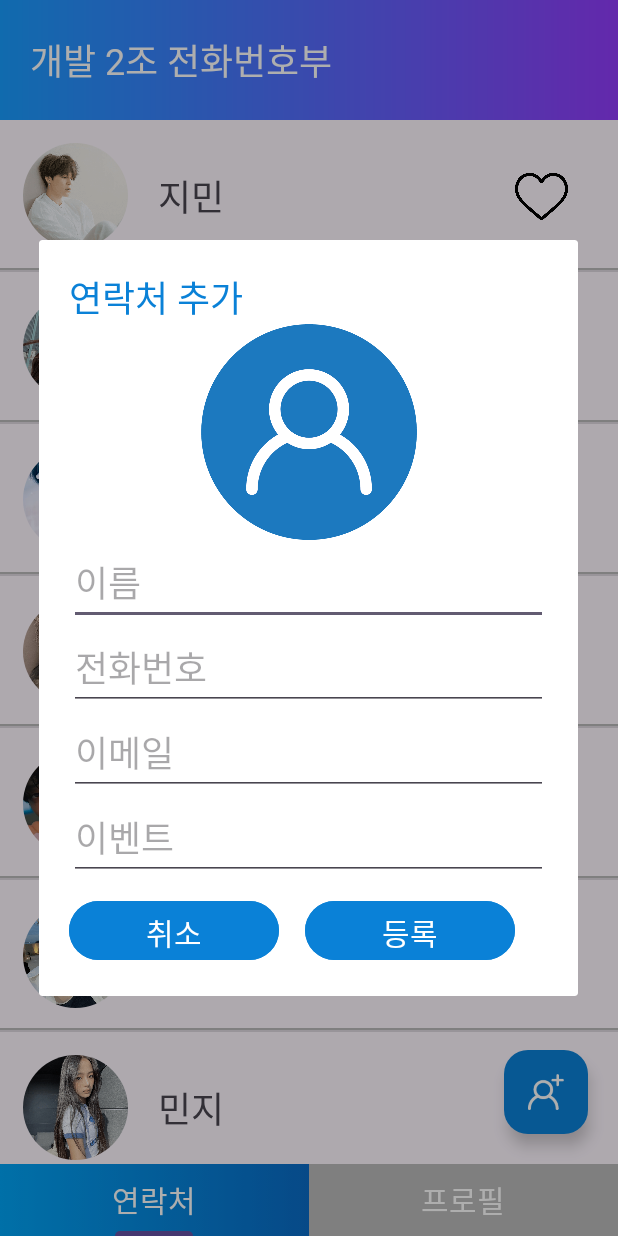
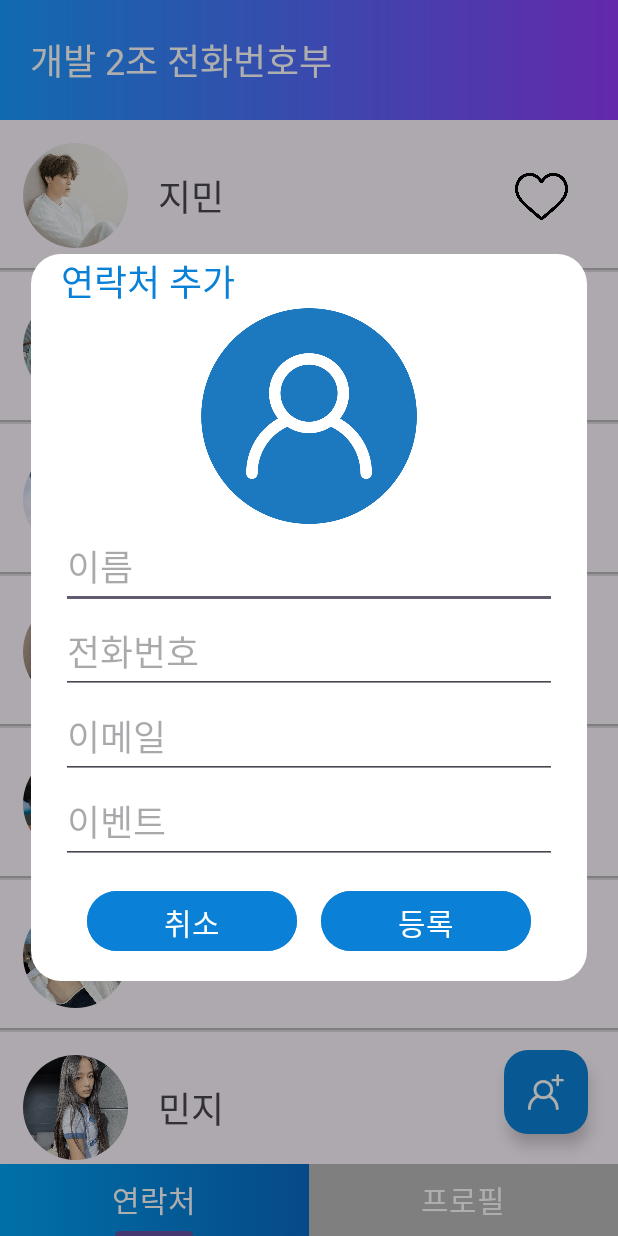
Before and after one commit to Jisung15/Contact-App, an Android app: the screen it shows after launch (MainActivity), after a tap on an icon or button, on a phone screen of 412 x 824 dp. Run offline under Robolectric (Android 15) with nearby library versions, the phone set to English and light mode, and no system bars; our stand-ins replace CircleImageView.

Commit message:
style: 연락처 추가 다이얼로그 수정

```diff
--- a/app/src/main/java/com/example/contactapp/contact/AddContactActivity.kt
+++ b/app/src/main/java/com/example/contactapp/contact/AddContactActivity.kt
@@ -5,20 +5,18 @@ import android.content.Intent
 import android.content.pm.PackageManager
 import android.net.Uri
 import android.os.Bundle
-import android.widget.ImageView
 import android.widget.Toast
 import androidx.activity.result.ActivityResultLauncher
 import androidx.activity.result.contract.ActivityResultContracts
 import androidx.appcompat.app.AppCompatActivity
 import androidx.core.content.ContextCompat
-import com.example.contactapp.R
-import com.example.contactapp.databinding.AddcontactBinding
+import com.example.contactapp.databinding.AddContactDialogBinding
 
 class AddContactActivity : AppCompatActivity() {
 
     private var selectedUri: Uri? = null
     private lateinit var imagePickerLauncher: ActivityResultLauncher<Intent>
-    private val binding by lazy { AddcontactBinding.inflate(layoutInflater) }
+    private val binding by lazy { AddContactDialogBinding.inflate(layoutInflater) }
     override fun onCreate(savedInstanceState: Bundle?) {
         super.onCreate(savedInstanceState)
         setContentView(binding.root)
@@ -30,7 +28,6 @@ class AddContactActivity : AppCompatActivity() {
                 val uri = result.data?.data
                 if (uri != null) {
                     binding.addProfileImage.setImageURI(uri)
-//                    findViewById<ImageView>(R.id.addProfileImage).setImageURI(uri)
                     selectedUri = uri
                 } else {
                     Toast.makeText(this, "사진을 가져오지 못했습니다", Toast.LENGTH_SHORT).show()
@@ -41,7 +38,6 @@ class AddContactActivity : AppCompatActivity() {
         }
 
         val addProfileImage = binding.addProfileImage
-//        val addProfileImage = findViewById<ImageView>(R.id.addProfileImage)
         addProfileImage.setOnClickListener {
             when {
                 ContextCompat.checkSelfPermission(this, android.Manifest.permission.READ_EXTERNAL_STORAGE) == PackageManager.PERMISSION_GRANTED -> {
--- a/app/src/main/java/com/example/contactapp/contact/ContactFragment.kt
+++ b/app/src/main/java/com/example/contactapp/contact/ContactFragment.kt
@@ -1,13 +1,17 @@
 package com.example.contactapp.contact
 
+import android.app.ActionBar.LayoutParams
 import android.content.Intent
 import android.content.pm.PackageManager
+import android.graphics.Color
+import android.graphics.drawable.ColorDrawable
 import android.net.Uri
 import android.os.Bundle
 import android.view.LayoutInflater
 import android.view.View
 import android.view.ViewGroup
 import android.widget.Toast
+import androidx.appcompat.app.AlertDialog
 import androidx.core.app.ActivityCompat
 import androidx.core.content.ContextCompat
 import androidx.fragment.app.Fragment
@@ -15,17 +19,16 @@ import androidx.recyclerview.widget.DividerItemDecoration
 import androidx.recyclerview.widget.ItemTouchHelper
 import androidx.recyclerview.widget.LinearLayoutManager
 import com.example.contactapp.R
-import androidx.appcompat.app.AlertDialog
-import com.example.contactapp.databinding.AddcontactBinding
+import com.example.contactapp.databinding.AddContactDialogBinding
 import com.example.contactapp.databinding.FragmentContactBinding
 
 class ContactFragment : Fragment(R.layout.fragment_contact), ItemTouchHelperListener {
 
     private var _binding: FragmentContactBinding? = null
     private val binding get() = _binding!!
-    private val CALL = 1
     private lateinit var adapter: ArticleAdapter
     private var itemList = mutableListOf<ArticleModel>()
+    private val CALL = 1
 
     override fun onCreateView(
         inflater: LayoutInflater,
@@ -34,6 +37,7 @@ class ContactFragment : Fragment(R.layout.fragment_contact), ItemTouchHelperList
     ): View {
         _binding = FragmentContactBinding.inflate(inflater, container, false)
 
+        // 연락처 더미 데이터
         itemList = listOf(
             ArticleModel("지민", "010-1234-1234", "spara@gmail.com", R.drawable.jimin),
             ArticleModel("장원영", "010-1234-1243", "sparta@gmail.com", R.drawable.wonyoung),
@@ -44,33 +48,39 @@ class ContactFragment : Fragment(R.layout.fragment_contact), ItemTouchHelperList
             ArticleModel("민지", "010-1234-6587", "sparta@gmail.com", R.drawable.minji)
         ) as MutableList<ArticleModel>
 
+        // RecyclerView 어댑터 설정
         adapter = ArticleAdapter(this)
         adapter.submitList(itemList)
         binding.articleRecyclerView.layoutManager = LinearLayoutManager(requireContext())
         binding.articleRecyclerView.adapter = adapter
-
         binding.articleRecyclerView.addItemDecoration(DividerItemDecoration(requireActivity(), LinearLayoutManager.VERTICAL))
 
+        // 연락처 드래그 동작 정의
         val itemTouchHelperCallBack = ItemTouchHelperCallBack(this)
         val itemTouchHelper = ItemTouchHelper(itemTouchHelperCallBack)
         itemTouchHelper.attachToRecyclerView(binding.articleRecyclerView)
 
+        // 연락처 추가 버튼 눌렀을 때
         binding.addFloatingButton.setOnClickListener {
-            // 다이얼로그를 여기로 옮김
-            // 데이터를 입력하면 어댑터로 추가되는 것 구현 해야 되는 상황입니다
-//            val dialogView = LayoutInflater.from(requireContext()).inflate(R.layout.addcontact, null)
-            val binding = AddcontactBinding.inflate(LayoutInflater.from(requireContext()))
+
+            // 연락처 추가 다이얼로그 생성
             val builder = AlertDialog.Builder(requireContext())
+            val binding = AddContactDialogBinding.inflate(LayoutInflater.from(requireContext()))
             builder.setView(binding.root)
             val dialog = builder.create()
+            dialog.window?.setBackgroundDrawable(ColorDrawable(Color.TRANSPARENT))
             dialog.show()
+            dialog.window?.setLayout(
+                (requireContext().resources.displayMetrics.widthPixels * 0.9).toInt(),
+                LayoutParams.WRAP_CONTENT
+           )
 
-            val finishButton = binding.finishButton
-//            val finishButton = dialogView.findViewById<Button>(R.id.finishButton)
-            finishButton.setOnClickListener {
+            // 취소 누르면 다이얼로그 종료
+            binding.finishButton.setOnClickListener {
                 dialog.dismiss()
             }
 
+            // 등록 버튼 누르면 연락처 추가
             val addButton = binding.submitButton
             addButton.setOnClickListener {
                 val name = binding.addNameEditText.text.toString()
@@ -78,6 +88,7 @@ class ContactFragment : Fragment(R.layout.fragment_contact), ItemTouchHelperList
                 val email = binding.addMailEditText.text.toString()
                 val image = R.drawable.karina
 
+                // 유효성 검사 구문
                 if (name.isNotEmpty() && phoneNumber.isNotEmpty() && email.isNotEmpty()) {
                     val newItem = ArticleModel(name, phoneNumber, email, image)
                     val updatedList = mutableListOf(newItem)
@@ -85,7 +96,7 @@ class ContactFragment : Fragment(R.layout.fragment_contact), ItemTouchHelperList
                     adapter.submitList(updatedList)
                     dialog.dismiss()
                 } else {
-                    Toast.makeText(requireContext(), "모든 내용을 입력해야 추가가 가능합니다.", Toast.LENGTH_SHORT).show()
+                    Toast.makeText(requireContext(), "모든 내용을 입력해야 연락처 추가가 가능합니다.", Toast.LENGTH_SHORT).show()
                 }
             }
         }
@@ -93,6 +104,7 @@ class ContactFragment : Fragment(R.layout.fragment_contact), ItemTouchHelperList
         return binding.root
     }
 
+    // 연락처 드래그 시 권한 허용 여부에 따른 동작 정의
     override fun onItemSwipe(position: Int) {
         if (ContextCompat.checkSelfPermission(requireContext(), android.Manifest.permission.CALL_PHONE) == PackageManager.PERMISSION_GRANTED) {
             val intent = Intent(Intent.ACTION_CALL, Uri.parse("tel: ${itemList[position].phoneNumber}"))
@@ -104,22 +116,7 @@ class ContactFragment : Fragment(R.layout.fragment_contact), ItemTouchHelperList
         }
     }
 
-//    private fun showDialog() {
-////        val dialogView = LayoutInflater.from(requireContext()).inflate(R.layout.addcontact, null)
-//        val binding = AddcontactBinding.inflate(LayoutInflater.from(requireContext()))
-//        val builder = AlertDialog.Builder(requireContext())
-//        builder.setView(binding.root)
-//        val dialog = builder.create()
-//        dialog.show()
-//
-//        val finishButton = binding.finishButton
-////        val finishButton = dialogView.findViewById<Button>(R.id.finishButton)
-//        finishButton.setOnClickListener {
-//            dialog.dismiss()
-//        }
-//
-//    }
-
+    // 권한 요청
     override fun onRequestPermissionsResult(requestCode: Int, permissions: Array<out String>, grantResults: IntArray) {
         if (requestCode == CALL) {
             if (grantResults[0] == PackageManager.PERMISSION_GRANTED) {
@@ -129,9 +126,4 @@ class ContactFragment : Fragment(R.layout.fragment_contact), ItemTouchHelperList
             }
         }
     }
-
-    override fun onDestroyView() {
-        super.onDestroyView()
-        _binding = null
-    }
 }
--- /dev/null
+++ b/app/src/main/res/drawable/rounded_background.xml
@@ -0,0 +1,6 @@
+<?xml version="1.0" encoding="utf-8"?>
+<shape xmlns:android="http://schemas.android.com/apk/res/android"
+    android:shape="rectangle">
+    <solid android:color="@color/white" />
+    <corners android:radius="20dp" />
+</shape>
--- a/app/src/main/res/layout/addcontact.xml
+++ b/app/src/main/res/layout/add_contact_dialog.xml
@@ -1,9 +1,14 @@
 <?xml version="1.0" encoding="utf-8"?>
+
 <androidx.constraintlayout.widget.ConstraintLayout xmlns:android="http://schemas.android.com/apk/res/android"
     xmlns:app="http://schemas.android.com/apk/res-auto"
-    android:layout_width="337dp"
+    android:layout_width="match_parent"
     android:layout_height="wrap_content"
-    android:padding="20dp">
+    android:background="@drawable/rounded_background"
+    android:paddingLeft="20dp"
+    android:paddingRight="20dp"
+    android:paddingBottom="10dp"
+    >
 
     <TextView
         android:id="@+id/addTitleText"
@@ -12,7 +17,9 @@
         android:fontFamily="@font/notosans_bold"
         android:text="@string/add_phone_number"
         android:textColor="#0A81D7"
-        android:textSize="24sp" />
+        android:textSize="24sp"
+        app:layout_constraintStart_toStartOf="parent"
+        app:layout_constraintTop_toTopOf="parent" />
 
     <ImageView
         android:id="@+id/addProfileImage"
@@ -59,30 +66,38 @@
         android:textSize="24sp"
         app:layout_constraintTop_toBottomOf="@id/addMailEditText" />
 
+    <LinearLayout
+        android:layout_width="wrap_content"
+        android:layout_height="60dp"
+        android:layout_marginTop="8dp"
+        android:gravity="center_vertical"
+        android:orientation="horizontal"
+        app:layout_constraintEnd_toEndOf="parent"
+        app:layout_constraintStart_toStartOf="parent"
+        app:layout_constraintTop_toBottomOf="@+id/addEventEditText">
+
         <Button
             android:id="@+id/finishButton"
             android:layout_width="140dp"
-        android:layout_height="47dp"
-        android:layout_marginTop="10dp"
+            android:layout_height="48dp"
+            android:layout_weight="1"
             android:backgroundTint="#0A81D7"
             android:fontFamily="@font/notosans_bold"
             android:includeFontPadding="false"
             android:text="@string/finish_button_text"
-        android:textSize="20sp"
-        app:layout_constraintTop_toBottomOf="@id/addEventEditText" />
+            android:textSize="20sp" />
 
         <Button
             android:id="@+id/submitButton"
             android:layout_width="140dp"
-        android:layout_height="47dp"
-        android:layout_marginStart="17dp"
+            android:layout_height="48dp"
+            android:layout_marginStart="16dp"
+            android:layout_weight="1"
             android:backgroundTint="#0A81D7"
             android:fontFamily="@font/notosans_bold"
             android:includeFontPadding="false"
             android:text="@string/submit_button_text"
-        android:textSize="20sp"
-        app:layout_constraintBottom_toBottomOf="@id/finishButton"
-        app:layout_constraintStart_toEndOf="@id/finishButton"
-        app:layout_constraintTop_toTopOf="@id/finishButton" />
+            android:textSize="20sp" />
 
+    </LinearLayout>
 </androidx.constraintlayout.widget.ConstraintLayout>
```
Also changed, not shown: app/src/main/java/com/example/contactapp/MainActivity.kt (+0 -41 lines). Lines whose indentation alone changed are shown as unchanged.
